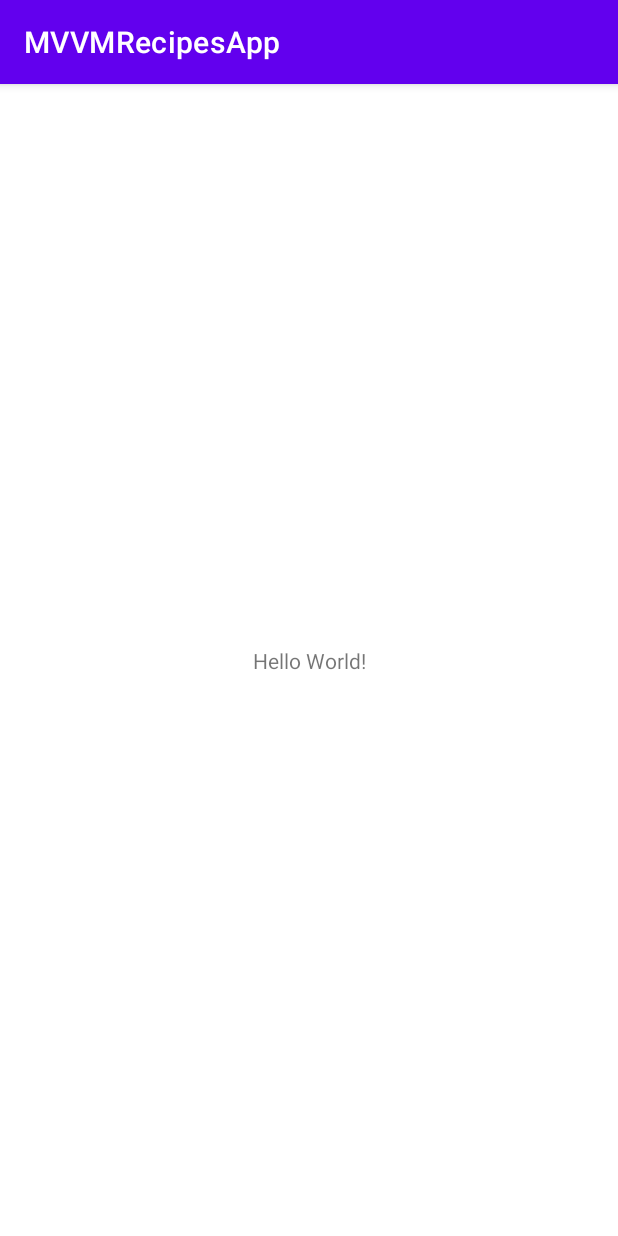
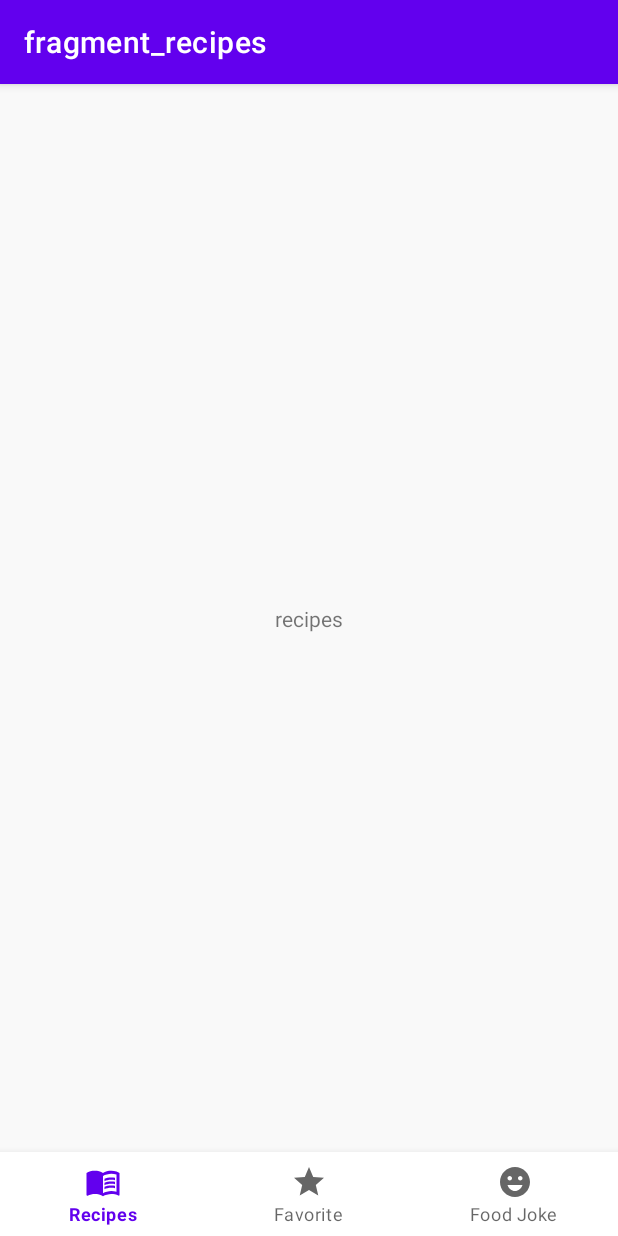
Before and after one commit to ozancanguz/MVVMRecipesApp, an Android app: the screen it shows after launch (MainActivity), on a phone screen of 412 x 824 dp. Run offline under Robolectric (Android 15) with nearby library versions, the phone set to English and light mode, and no system bars; our stand-ins replace navigation-ui.

Commit message:
-navigation component setup -bottom navigation designed.

```diff
--- a/app/build.gradle
+++ b/app/build.gradle
@@ -48,6 +48,7 @@ dependencies {
     implementation 'androidx.appcompat:appcompat:1.5.1'
     implementation 'com.google.android.material:material:1.7.0'
     implementation 'androidx.constraintlayout:constraintlayout:2.1.4'
+    implementation 'androidx.legacy:legacy-support-v4:1.0.0'
     testImplementation 'junit:junit:4.13.2'
     androidTestImplementation 'androidx.test.ext:junit:1.1.4'
     androidTestImplementation 'androidx.test.espresso:espresso-core:3.5.0'
--- a/app/src/main/AndroidManifest.xml
+++ b/app/src/main/AndroidManifest.xml
@@ -2,6 +2,9 @@
 <manifest xmlns:android="http://schemas.android.com/apk/res/android"
     package="com.ozancanguz.mvvmrecipesapp">
 
+    <uses-permission android:name="android.permission.INTERNET"></uses-permission>
+
+    <uses-permission android:name="android.permission.ACCESS_NETWORK_STATE"></uses-permission>
     <application
         android:allowBackup="true"
         android:icon="@mipmap/ic_launcher"
--- a/app/src/main/java/com/ozancanguz/mvvmrecipesapp/MainActivity.kt
+++ b/app/src/main/java/com/ozancanguz/mvvmrecipesapp/MainActivity.kt
@@ -1,12 +1,38 @@
 package com.ozancanguz.mvvmrecipesapp
-
 import androidx.appcompat.app.AppCompatActivity
 import android.os.Bundle
+import androidx.navigation.NavController
+import androidx.navigation.findNavController
+import androidx.navigation.ui.AppBarConfiguration
+import androidx.navigation.ui.setupActionBarWithNavController
+import androidx.navigation.ui.setupWithNavController
+import kotlinx.android.synthetic.main.activity_main.*
 
+//API Key: 97dd239ca98e45d38e09b1982f6552c6
 
 class MainActivity : AppCompatActivity() {
+
+    private lateinit var navController: NavController
+
     override fun onCreate(savedInstanceState: Bundle?) {
         super.onCreate(savedInstanceState)
         setContentView(R.layout.activity_main)
+
+        navController = findNavController(R.id.navHostFragment)
+        val appBarConfiguration = AppBarConfiguration(
+            setOf(
+                R.id.recipesFragment,
+                R.id.favoriteRecipes,
+                R.id.foodJokeFragment
+            )
+        )
+
+        bottomNavigationView.setupWithNavController(navController)
+        setupActionBarWithNavController(navController, appBarConfiguration)
+
+    }
+
+    override fun onSupportNavigateUp(): Boolean {
+        return navController.navigateUp() || super.onSupportNavigateUp()
     }
 }
--- /dev/null
+++ b/app/src/main/java/com/ozancanguz/mvvmrecipesapp/RecipesFragment.kt
@@ -0,0 +1,21 @@
+package com.ozancanguz.mvvmrecipesapp
+
+import android.os.Bundle
+import androidx.fragment.app.Fragment
+import android.view.LayoutInflater
+import android.view.View
+import android.view.ViewGroup
+
+
+class RecipesFragment : Fragment() {
+
+    override fun onCreateView(
+        inflater: LayoutInflater, container: ViewGroup?,
+        savedInstanceState: Bundle?
+    ): View? {
+        // Inflate the layout for this fragment
+        return inflater.inflate(R.layout.fragment_recipes, container, false)
+    }
+
+
+}
--- /dev/null
+++ b/app/src/main/res/drawable/ic_foodjoke.xml
@@ -0,0 +1,10 @@
+<vector xmlns:android="http://schemas.android.com/apk/res/android"
+    android:width="24dp"
+    android:height="24dp"
+    android:viewportWidth="24"
+    android:viewportHeight="24"
+    android:tint="?attr/colorControlNormal">
+  <path
+      android:fillColor="@android:color/white"
+      android:pathData="M11.99,2C6.47,2 2,6.48 2,12c0,5.52 4.47,10 9.99,10C17.52,22 22,17.52 22,12C22,6.48 17.52,2 11.99,2zM8.5,8C9.33,8 10,8.67 10,9.5S9.33,11 8.5,11S7,10.33 7,9.5S7.67,8 8.5,8zM12,18c-2.28,0 -4.22,-1.66 -5,-4h10C16.22,16.34 14.28,18 12,18zM15.5,11c-0.83,0 -1.5,-0.67 -1.5,-1.5S14.67,8 15.5,8S17,8.67 17,9.5S16.33,11 15.5,11z"/>
+</vector>
--- /dev/null
+++ b/app/src/main/res/drawable/ic_menubook.xml
@@ -0,0 +1,19 @@
+<vector xmlns:android="http://schemas.android.com/apk/res/android"
+    android:width="24dp"
+    android:height="24dp"
+    android:viewportWidth="24"
+    android:viewportHeight="24"
+    android:tint="?attr/colorControlNormal">
+  <path
+      android:fillColor="@android:color/white"
+      android:pathData="M21,5c-1.11,-0.35 -2.33,-0.5 -3.5,-0.5c-1.95,0 -4.05,0.4 -5.5,1.5c-1.45,-1.1 -3.55,-1.5 -5.5,-1.5S2.45,4.9 1,6v14.65c0,0.25 0.25,0.5 0.5,0.5c0.1,0 0.15,-0.05 0.25,-0.05C3.1,20.45 5.05,20 6.5,20c1.95,0 4.05,0.4 5.5,1.5c1.35,-0.85 3.8,-1.5 5.5,-1.5c1.65,0 3.35,0.3 4.75,1.05c0.1,0.05 0.15,0.05 0.25,0.05c0.25,0 0.5,-0.25 0.5,-0.5V6C22.4,5.55 21.75,5.25 21,5zM21,18.5c-1.1,-0.35 -2.3,-0.5 -3.5,-0.5c-1.7,0 -4.15,0.65 -5.5,1.5V8c1.35,-0.85 3.8,-1.5 5.5,-1.5c1.2,0 2.4,0.15 3.5,0.5V18.5z"/>
+  <path
+      android:fillColor="@android:color/white"
+      android:pathData="M17.5,10.5c0.88,0 1.73,0.09 2.5,0.26V9.24C19.21,9.09 18.36,9 17.5,9c-1.7,0 -3.24,0.29 -4.5,0.83v1.66C14.13,10.85 15.7,10.5 17.5,10.5z"/>
+  <path
+      android:fillColor="@android:color/white"
+      android:pathData="M13,12.49v1.66c1.13,-0.64 2.7,-0.99 4.5,-0.99c0.88,0 1.73,0.09 2.5,0.26V11.9c-0.79,-0.15 -1.64,-0.24 -2.5,-0.24C15.8,11.66 14.26,11.96 13,12.49z"/>
+  <path
+      android:fillColor="@android:color/white"
+      android:pathData="M17.5,14.33c-1.7,0 -3.24,0.29 -4.5,0.83v1.66c1.13,-0.64 2.7,-0.99 4.5,-0.99c0.88,0 1.73,0.09 2.5,0.26v-1.52C19.21,14.41 18.36,14.33 17.5,14.33z"/>
+</vector>
--- /dev/null
+++ b/app/src/main/res/drawable/ic_star.xml
@@ -0,0 +1,10 @@
+<vector xmlns:android="http://schemas.android.com/apk/res/android"
+    android:width="24dp"
+    android:height="24dp"
+    android:viewportWidth="24"
+    android:viewportHeight="24"
+    android:tint="?attr/colorControlNormal">
+  <path
+      android:fillColor="@android:color/white"
+      android:pathData="M12,17.27L18.18,21l-1.64,-7.03L22,9.24l-7.19,-0.61L12,2 9.19,8.63 2,9.24l5.46,4.73L5.82,21z"/>
+</vector>
--- a/app/src/main/res/layout/activity_main.xml
+++ b/app/src/main/res/layout/activity_main.xml
@@ -4,15 +4,29 @@
     xmlns:tools="http://schemas.android.com/tools"
     android:layout_width="match_parent"
     android:layout_height="match_parent"
+    android:background="@color/lightGray"
     tools:context=".MainActivity">
 
-    <TextView
-        android:layout_width="wrap_content"
+    <fragment
+        android:id="@+id/navHostFragment"
+        android:name="androidx.navigation.fragment.NavHostFragment"
+        android:layout_width="0dp"
+        android:layout_height="0dp"
+        app:defaultNavHost="true"
+        app:layout_constraintBottom_toTopOf="@+id/bottomNavigationView"
+        app:layout_constraintEnd_toEndOf="parent"
+        app:layout_constraintStart_toStartOf="parent"
+        app:layout_constraintTop_toTopOf="parent"
+        app:navGraph="@navigation/nav" />
+
+    <com.google.android.material.bottomnavigation.BottomNavigationView
+        android:id="@+id/bottomNavigationView"
+        android:layout_width="0dp"
         android:layout_height="wrap_content"
-        android:text="Hello World!"
         app:layout_constraintBottom_toBottomOf="parent"
-        app:layout_constraintLeft_toLeftOf="parent"
-        app:layout_constraintRight_toRightOf="parent"
-        app:layout_constraintTop_toTopOf="parent" />
+        app:layout_constraintEnd_toEndOf="parent"
+        app:layout_constraintHorizontal_bias="0.5"
+        app:layout_constraintStart_toStartOf="parent"
+        app:menu="@menu/bottom_nav_menu"/>
 
 </androidx.constraintlayout.widget.ConstraintLayout>
--- /dev/null
+++ b/app/src/main/res/layout/fragment_recipes.xml
@@ -0,0 +1,19 @@
+<?xml version="1.0" encoding="utf-8"?>
+<androidx.constraintlayout.widget.ConstraintLayout xmlns:android="http://schemas.android.com/apk/res/android"
+    xmlns:app="http://schemas.android.com/apk/res-auto"
+    xmlns:tools="http://schemas.android.com/tools"
+    android:layout_width="match_parent"
+    android:layout_height="match_parent"
+
+    tools:context=".RecipesFragment">
+
+    <TextView
+        android:id="@+id/textView"
+        android:layout_width="wrap_content"
+        android:layout_height="wrap_content"
+        android:text="recipes"
+        app:layout_constraintBottom_toBottomOf="parent"
+        app:layout_constraintEnd_toEndOf="parent"
+        app:layout_constraintStart_toStartOf="parent"
+        app:layout_constraintTop_toTopOf="parent" />
+</androidx.constraintlayout.widget.ConstraintLayout>
--- /dev/null
+++ b/app/src/main/res/menu/bottom_nav_menu.xml
@@ -0,0 +1,17 @@
+<?xml version="1.0" encoding="utf-8"?>
+<menu xmlns:android="http://schemas.android.com/apk/res/android">
+
+    <item android:id="@+id/recipesFragment"
+        android:title="Recipes"
+        android:icon="@drawable/ic_menubook"></item>
+
+    <item android:id="@+id/favoriteRecipes"
+        android:title="Favorite"
+        android:icon="@drawable/ic_star"></item>
+
+    <item android:id="@+id/foodJokeFragment"
+        android:title="Food Joke"
+        android:icon="@drawable/ic_foodjoke"></item>
+
+
+</menu>
--- /dev/null
+++ b/app/src/main/res/navigation/nav.xml
@@ -0,0 +1,23 @@
+<?xml version="1.0" encoding="utf-8"?>
+<navigation xmlns:android="http://schemas.android.com/apk/res/android"
+    xmlns:app="http://schemas.android.com/apk/res-auto"
+    xmlns:tools="http://schemas.android.com/tools"
+    android:id="@+id/nav"
+    app:startDestination="@id/recipesFragment">
+
+    <fragment
+        android:id="@+id/recipesFragment"
+        android:name="com.ozancanguz.mvvmrecipesapp.RecipesFragment"
+        android:label="fragment_recipes"
+        tools:layout="@layout/fragment_recipes" />
+    <fragment
+        android:id="@+id/favoriteRecipes"
+        android:name="com.ozancanguz.mvvmrecipesapp.FavoriteRecipes"
+        android:label="fragment_favorite_recipes"
+        tools:layout="@layout/fragment_favorite_recipes" />
+    <fragment
+        android:id="@+id/foodJokeFragment"
+        android:name="com.ozancanguz.mvvmrecipesapp.FoodJokeFragment"
+        android:label="fragment_food_joke"
+        tools:layout="@layout/fragment_food_joke" />
+</navigation>
--- a/app/src/main/res/values/strings.xml
+++ b/app/src/main/res/values/strings.xml
@@ -1,3 +1,5 @@
 <resources>
     <string name="app_name">MVVMRecipesApp</string>
+    <!-- TODO: Remove or change this placeholder text -->
+    <string name="hello_blank_fragment">Hello blank fragment</string>
 </resources>
--- a/build.gradle
+++ b/build.gradle
@@ -5,6 +5,7 @@ buildscript {
     dependencies {
         def nav_version = "2.5.1"
         classpath "androidx.navigation:navigation-safe-args-gradle-plugin:$nav_version"
+        classpath "com.android.tools.build:gradle:4.0.2"
 
     }
 }// Top-level build file where you can add configuration options common to all sub-projects/modules.
```
Also changed, not shown: app/src/main/java/com/ozancanguz/mvvmrecipesapp/FavoriteRecipes.kt (added, +23 -0 lines), app/src/main/java/com/ozancanguz/mvvmrecipesapp/FoodJokeFragment.kt (added, +21 -0 lines), app/src/main/res/layout/fragment_favorite_recipes.xml (added, +19 -0 lines), app/src/main/res/layout/fragment_food_joke.xml (added, +19 -0 lines), app/src/main/res/values/colors.xml (+17 -1 lines).
